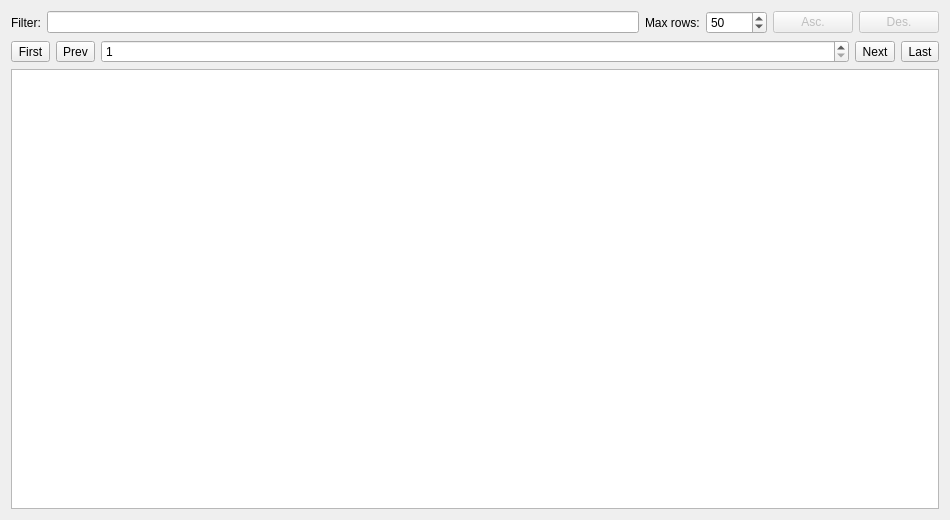
First picture: the form in src/dbresultswidget.ui, repository ccorrado71/qualx3, before the edit.
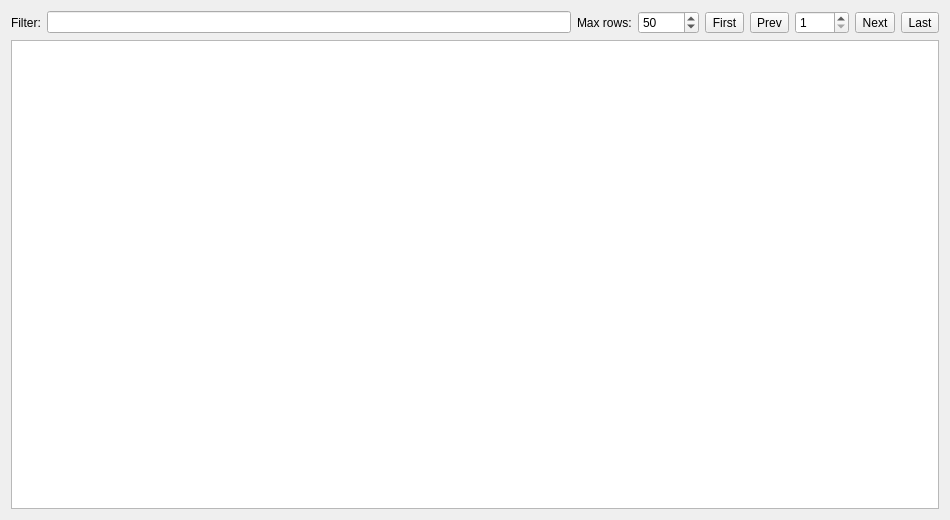
Second picture: the form after the edit.

Commit message: activate load and merge button in the restraints dialog

What changed in the file:
```diff
--- a/src/dbresultswidget.ui
+++ b/src/dbresultswidget.ui
@@ -49,31 +49,6 @@
        </property>
       </widget>
      </item>
-     <!-- Pulsanti sort aggiunti -->
-     <item>
-      <widget class="QPushButton" name="ascButton">
-       <property name="text">
-        <string>Asc.</string>
-       </property>
-       <property name="enabled">
-        <bool>false</bool>
-       </property>
-      </widget>
-     </item>
-     <item>
-      <widget class="QPushButton" name="desButton">
-       <property name="text">
-        <string>Des.</string>
-       </property>
-       <property name="enabled">
-        <bool>false</bool>
-       </property>
-      </widget>
-     </item>
-    </layout>
-   </item>
-   <item>
-    <layout class="QHBoxLayout" name="pageLayout">
      <item>
       <widget class="QToolButton" name="firstBtn">
        <property name="text">
```
The commit also changes 4 other files.
